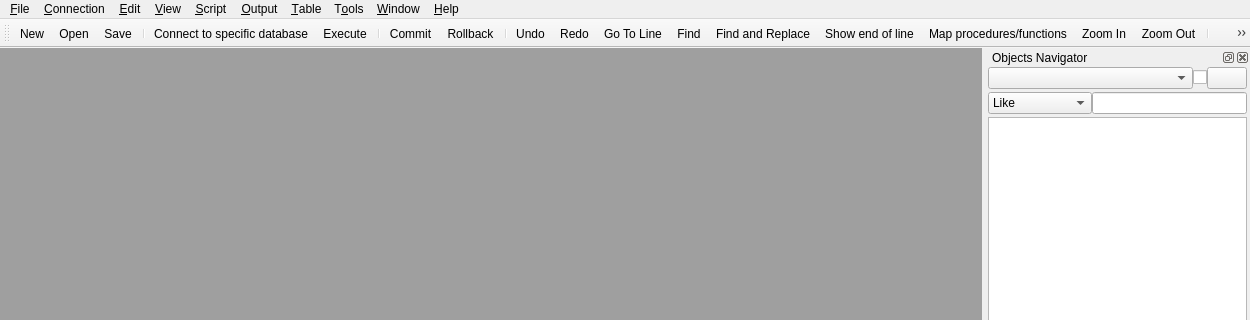
This is source/qtdesigner/MSql_editor_win1_ui.ui in MValaguz/MSql as Qt 5 draws it before an edit; both pictures show x 0 to 1250 and y 0 to 320 of the 1250 by 881 pixel window. The edited form follows.
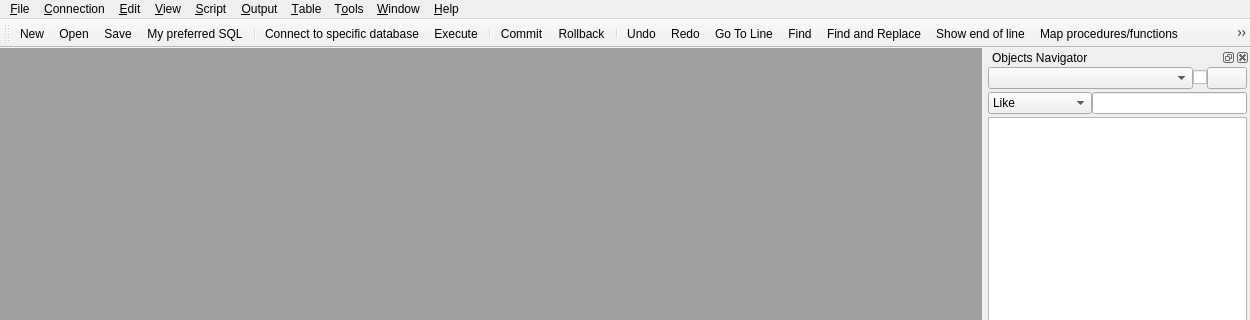
This is the edited form. Icons and pictures are not drawn.

```diff
--- a/source/qtdesigner/MSql_editor_win1_ui.ui
+++ b/source/qtdesigner/MSql_editor_win1_ui.ui
@@ -626,6 +626,7 @@
    <addaction name="actionNew"/>
    <addaction name="actionOpen"/>
    <addaction name="actionSave"/>
+   <addaction name="actionMy_preferred_SQL"/>
    <addaction name="separator"/>
    <addaction name="actionConnect"/>
    <addaction name="actionRun_selected_area"/>
@@ -1215,6 +1216,15 @@
     <string>Quick query</string>
    </property>
   </action>
+  <action name="actionMy_preferred_SQL">
+   <property name="icon">
+    <iconset resource="resource.qrc">
+     <normaloff>:/icons/icons/preferiti.png</normaloff>:/icons/icons/preferiti.png</iconset>
+   </property>
+   <property name="text">
+    <string>My preferred SQL</string>
+   </property>
+  </action>
  </widget>
  <tabstops>
   <tabstop>oggetti_db_scelta</tabstop>
```
Left out of the diff: 29 changed lines with no effect on the pictures.
